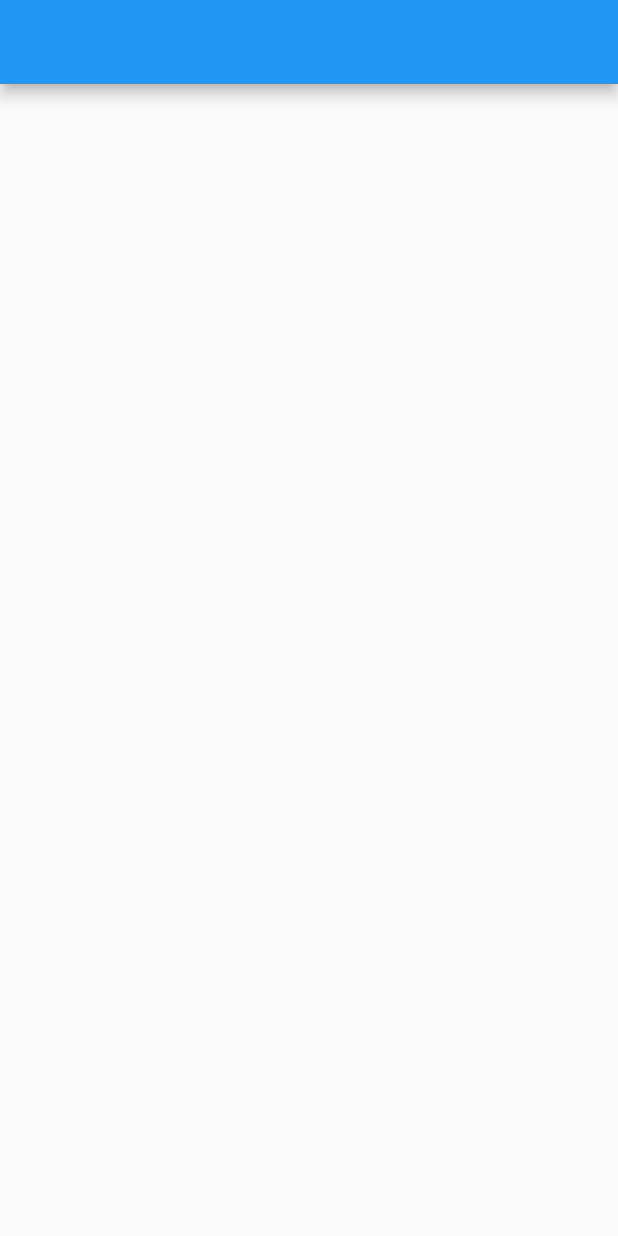
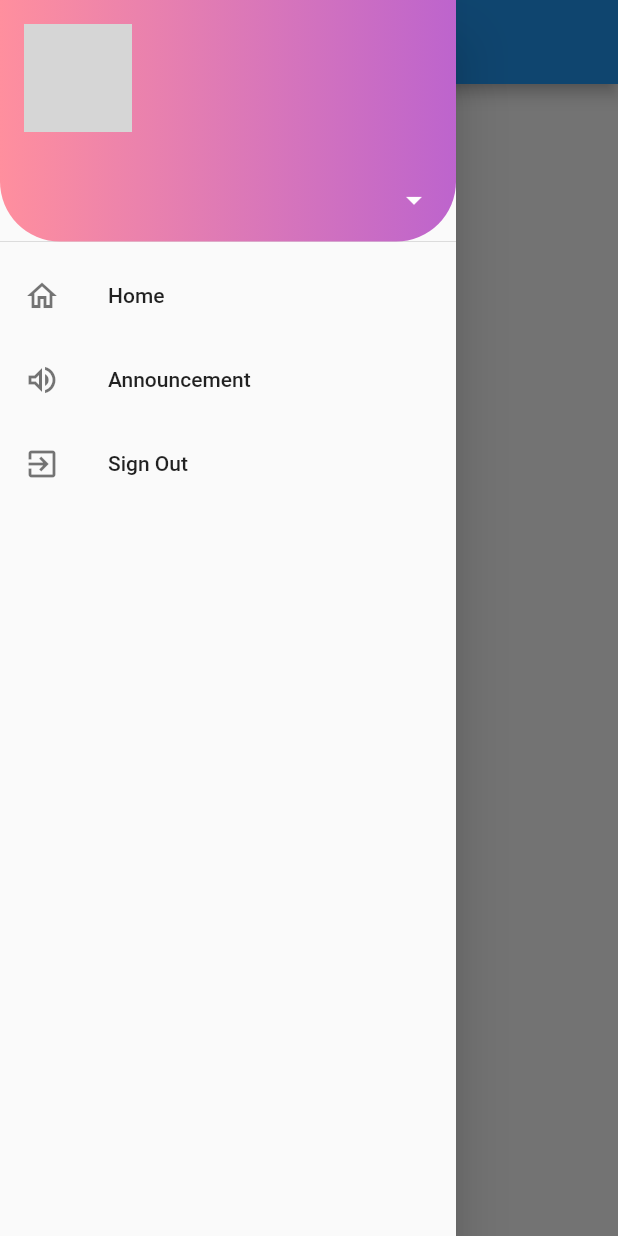
Before and after one commit to eastdown/withyou, a Flutter app: the screen it shows once a user with an empty profile is signed in, with the side drawer open (before the commit the screen has no drawer), on a phone screen of 412 x 824 dp. Run offline on Flutter 3.47's test engine with Material 2 defaults, Android fonts, the phone set to English and light mode, and no system bars; our stand-ins replace firebase_auth, firebase_core, google_sign_in; accounts and stored records are empty; network calls fail; grey boxes are pictures that could not be loaded.

Commit message:
Initial Commit

```diff
--- a/lib/screen/home.dart
+++ b/lib/screen/home.dart
@@ -1,4 +1,5 @@
 import 'package:flutter/material.dart';
+import 'package:withyou/tool/drawer.dart';
 
 class Home extends StatefulWidget {
   const Home({Key? key}) : super(key: key);
@@ -11,7 +12,9 @@ class _HomeState extends State<Home> {
   @override
   Widget build(BuildContext context) {
     return Scaffold(
-      appBar: AppBar(),
+      appBar: AppBar(
+      ),
+      drawer: DrawerForAll(),
     );
   }
 }
--- /dev/null
+++ b/lib/tool/drawer.dart
@@ -0,0 +1,113 @@
+import 'package:firebase_auth/firebase_auth.dart';
+import 'package:flutter/material.dart';
+import 'package:google_sign_in/google_sign_in.dart';
+import 'package:withyou/screen/home.dart';
+
+
+
+class DrawerForAll extends StatefulWidget {
+  const DrawerForAll({Key? key}) : super(key: key);
+
+  @override
+  _DrawerForAllState createState() => _DrawerForAllState();
+}
+
+class _DrawerForAllState extends State<DrawerForAll> {
+  signOut (){
+    FirebaseAuth.instance.signOut();
+    Navigator.pop(context, 'Cancel');
+  }
+
+  Widget getDrawer (BuildContext context){
+    var drawer = Drawer(
+      child: ListView(
+        padding: EdgeInsets.zero,
+        children: <Widget>[
+          UserAccountsDrawerHeader(
+            currentAccountPicture: CircleAvatar(
+              backgroundImage: NetworkImage('${FirebaseAuth.instance.currentUser?.photoURL}'),
+            ),
+
+            accountEmail: Text("${FirebaseAuth.instance.currentUser?.email}"),
+            accountName: Text("${FirebaseAuth.instance.currentUser?.displayName}"),
+            onDetailsPressed: () {
+              showDialog<String>(
+                context: context,
+                builder: (BuildContext context) => AlertDialog(
+                  title: const Text('This is a meaningless button'),
+                  actions: <Widget>[
+                    TextButton(
+                      onPressed: () => Navigator.pop(context, 'Cancel'),
+                      child: const Text('Congratulations'),
+                    ),
+                    TextButton(
+                      onPressed: () => Navigator.pop(context, 'Cancel'),
+                      child: const Text('You found it'),
+                    ),
+                  ],
+                ),
+              );
+            },
+            decoration: BoxDecoration(
+                gradient: LinearGradient(
+                  colors: [
+                    Color.fromRGBO(255, 143, 158, 1),
+                    Color.fromRGBO(189, 100, 205, 1),
+                  ],),
+                borderRadius: BorderRadius.only(
+                  bottomLeft: Radius.circular(40),
+                  bottomRight: Radius.circular(40),
+                )),
+          ),
+          ListTile(
+              leading: Icon(Icons.home_outlined, color: Colors.black54),
+              title: Text('Home', style: TextStyle(color: Colors.black87)),
+              onTap: () {
+                Navigator.push(
+                    context,
+                    MaterialPageRoute(builder: (context) => Home()));
+              }
+          ),
+          ListTile(
+              leading: Icon(Icons.volume_up_outlined, color: Colors.black54),
+              title: Text('Announcement', style: TextStyle(color: Colors.black87)),
+              onTap: () {
+              }
+            //onTap
+          ),
+
+          ListTile(
+              leading: Icon(Icons.exit_to_app, color: Colors.black54),
+              onTap: () {
+                showDialog<String>(
+                  context: context,
+                  builder: (BuildContext context) => AlertDialog(
+                    title: const Text('Log Out?'),
+                    actions: <Widget>[
+                      TextButton(
+                        onPressed: () => Navigator.pop(context, 'Cancel'),
+                        child: const Text('Cancel'),
+                      ),
+                      TextButton(
+                        onPressed: () {signOut();},
+                        child: const Text('Yes'),
+                      ),
+                    ],
+                  ),
+                );
+              },
+              title: Text('Sign Out')
+          ),
+        ],
+      ),
+    );
+    return drawer;
+  }
+  @override
+  Widget build(BuildContext context) {
+
+
+
+    return getDrawer(context);
+  }
+}
```
Also changed, not shown: lib/screen/finder.dart (added, +13 -0 lines), lib/screen/todo.dart (added, +15 -0 lines).
